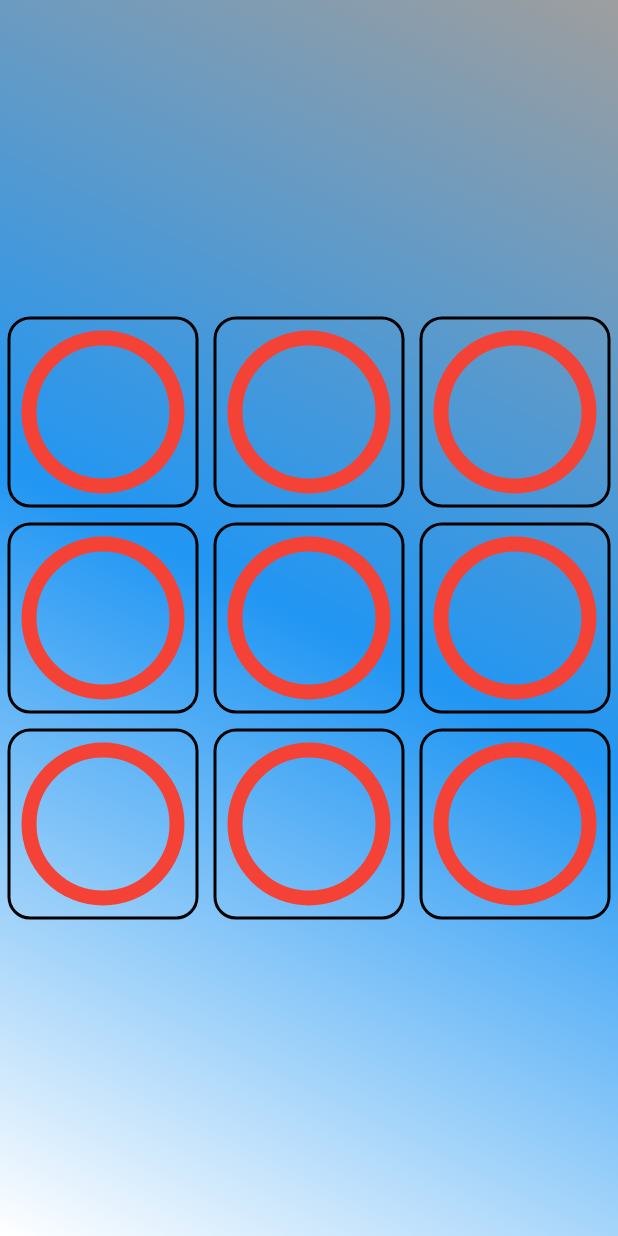
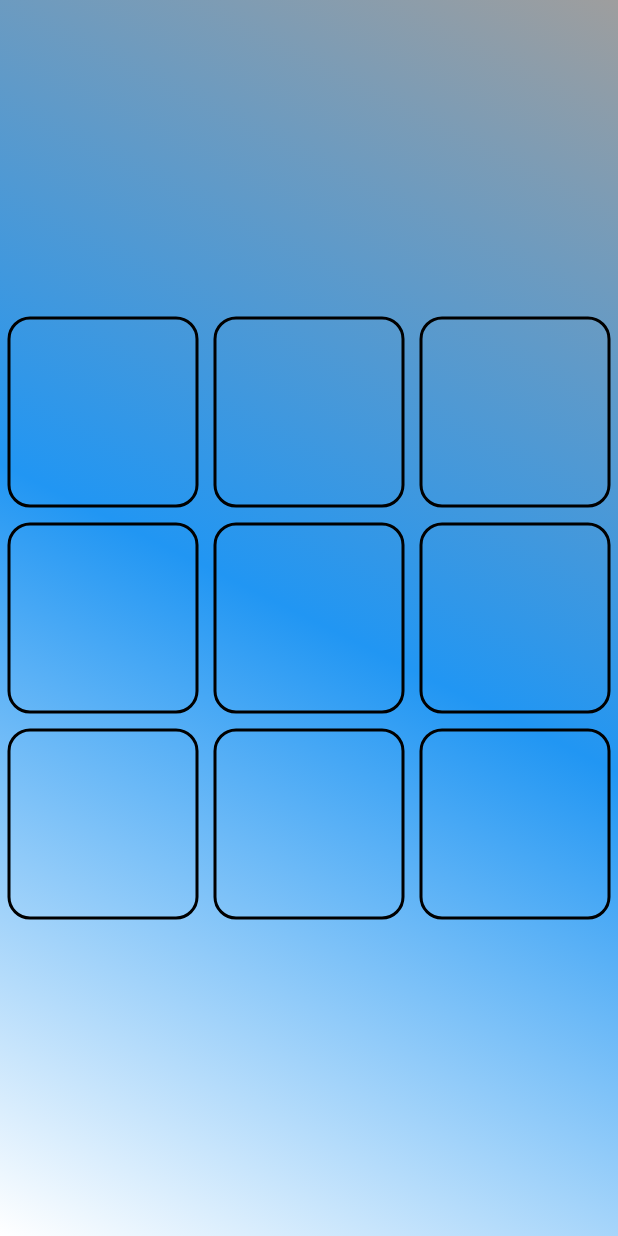
Before and after one commit to Walaleitor/cat, a Flutter app: the GamePage screen opened by its route, on a phone screen of 412 x 824 dp. Run offline on Flutter 3.47's test engine with Material 2 defaults, Android fonts, the phone set to English and light mode, and no system bars; our stand-ins replace bloc, equatable, flutter_bloc, google_fonts.

```diff
--- a/lib/src/blocs/game/game_events.dart
+++ b/lib/src/blocs/game/game_events.dart
@@ -13,3 +13,8 @@ class SquareSelectedEvent extends GameEvent {
   String player;
   SquareSelectedEvent(this.x, this.y, this.player);
 }
+
+class GameWaitEvent extends GameEvent {
+  String player;
+  GameWaitEvent(this.player);
+}
--- a/lib/src/blocs/game/game_states.dart
+++ b/lib/src/blocs/game/game_states.dart
@@ -2,7 +2,8 @@ import 'package:equatable/equatable.dart';
 import 'package:tic_tac_toe/src/models/square.dart';
 
 class GameState extends Equatable {
-  List<Square> game = [];
+  List<Square> game;
+  String played;
   GameState();
 
   get getGame => game;
@@ -14,7 +15,7 @@ class GameState extends Equatable {
 }
 
 class GameInitial extends GameState {
-  List<Square> game = [
+  final List<Square> game = [
     new Square(0, 0, 'empty'),
     new Square(0, 1, 'empty'),
     new Square(0, 2, 'empty'),
@@ -28,6 +29,19 @@ class GameInitial extends GameState {
 }
 
 class GamePlayed extends GameState {
-  List<Square> game = [];
-  GamePlayed(this.game);
+  final List<Square> game;
+  final String played;
+  GamePlayed(this.game, this.played);
+
+  @override
+  List<Object> get props => [this.played];
 }
+
+class GameWaiting extends GameState {
+  final List<Square> game;
+  final String played;
+  GameWaiting(this.game, this.played);
+
+  @override
+  List<Object> get props => [this.played];
+}
--- /dev/null
+++ b/lib/src/utils/state_toggle.dart
@@ -0,0 +1,5 @@
+String stateToggle(String state) {
+  if (state == 'empty') return 'circle';
+  if (state == 'circle') return 'ex';
+  if (state == 'ex') return 'circle';
+}
--- a/lib/src/widgets/game_zone.dart
+++ b/lib/src/widgets/game_zone.dart
@@ -4,6 +4,7 @@ import 'package:tic_tac_toe/src/blocs/game/game_bloc.dart';
 import 'package:tic_tac_toe/src/blocs/game/game_events.dart';
 import 'package:tic_tac_toe/src/blocs/game/game_states.dart';
 import 'package:tic_tac_toe/src/models/square.dart';
+import 'package:tic_tac_toe/src/utils/state_toggle.dart';
 
 class GameZone extends StatefulWidget {
   @override
@@ -15,8 +16,11 @@ class _GameZoneState extends State<GameZone> {
   Widget build(BuildContext context) {
     final gameBloc = BlocProvider.of<GameBloc>(context);
     final Size size = MediaQuery.of(context).size;
-    return BlocBuilder<GameBloc, GameState>(
+    return BlocConsumer<GameBloc, GameState>(
       bloc: gameBloc,
+      listener: (context, state) {
+        if (state is GamePlayed) gameBloc.add(GameWaitEvent(state.played));
+      },
       builder: (context, state) {
         return GridView.count(
             physics: NeverScrollableScrollPhysics(),
@@ -34,7 +38,8 @@ class _GameZoneState extends State<GameZone> {
       padding: EdgeInsets.all(5.0),
       child: GestureDetector(
         onTap: () {
-          bloc.add(SquareSelectedEvent(square.x, square.y, 'ola'));
+          bloc.add(SquareSelectedEvent(
+              square.x, square.y, stateToggle(square.state)));
         },
         child: Container(
             height: squareSize,
@@ -43,12 +48,21 @@ class _GameZoneState extends State<GameZone> {
               borderRadius: BorderRadius.circular(15.0),
               border: Border.all(width: 2.0),
             ),
-          child: CustomPaint(
-            painter: _CirclePainter(),
-          ),
-        ),
+            child: _toggleXorCircle(square.state)),
       ),
     );
+  }
+
+  Widget _toggleXorCircle(String state) {
+    if (state == 'circle')
+      return CustomPaint(
+        painter: _CirclePainter(),
+      );
+    if (state == 'ex')
+      return CustomPaint(
+        painter: _XPainter(),
+      );
+    return Container();
   }
 }
 
```
Also changed, not shown: lib/src/blocs/game/game_bloc.dart (+6 -3 lines). Lines whose indentation alone changed are shown as unchanged.
